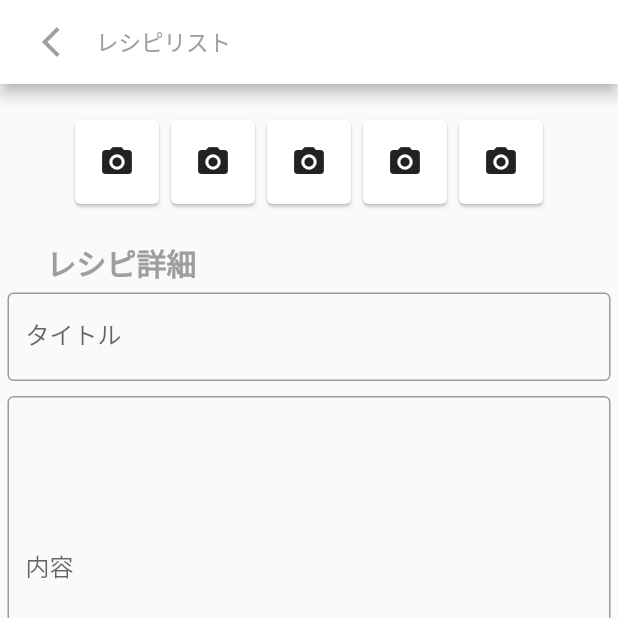
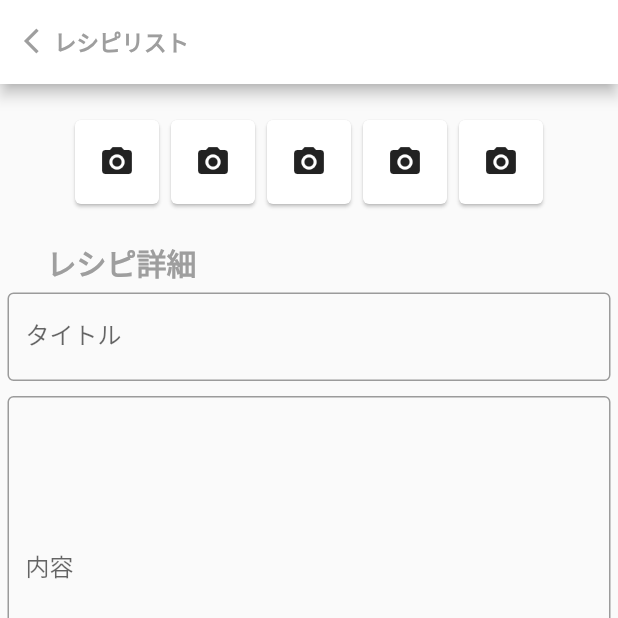
Before and after one commit to CodeWizardKK/recipe, a Flutter app: the screen it shows after launch, after a tap on the "create" icon, on a phone screen of 412 x 824 dp, the top half of it. Run offline on Flutter 3.47's test engine with Material 2 defaults, Android fonts, the phone set to English and light mode, and no system bars; our stand-ins replace camera; network calls fail.

Commit message:
[Fix]カメラ機能の修正

```diff
--- a/lib/main.dart
+++ b/lib/main.dart
@@ -1,9 +1,6 @@
 import 'package:flutter/material.dart';
 import 'package:provider/provider.dart';
-import 'package:recipe_app/page/edit/camera_app.dart';
-import 'package:recipe_app/page/list/recipi_list.dart';
-import 'package:recipe_app/page/edit/recipi_edit.dart';
-import 'package:recipe_app/page/root/list_edit_root.dart';
+import 'package:recipe_app/page/root/factory_list_edit.dart';
 import 'package:recipe_app/store/display_state.dart';
 
 void main() => runApp(MyApp());
@@ -20,7 +17,7 @@ class MyApp extends StatelessWidget {
         providers:[
           ChangeNotifierProvider<Display>(create: (_) => Display()),
         ],
-        child: ListEditRoot(),
+        child: FactoryListEdit(),
       )
     );
   }
--- /dev/null
+++ b/lib/page/edit/factory_edit.dart
@@ -0,0 +1,24 @@
+import 'package:flutter/cupertino.dart';
+import 'package:flutter/material.dart';
+import 'package:provider/provider.dart';
+import 'package:recipe_app/store/display_state.dart';
+import 'package:recipe_app/page/edit/recipi_edit.dart';
+import 'package:recipe_app/page/edit/camera_app.dart';
+
+class FactoryEdit extends StatelessWidget{
+
+//  var editPages = <Widget>[RecipiEdit(),CameraApp()];
+
+
+  @override
+  Widget build(BuildContext context) {
+    return Consumer<Display>(
+      builder: (context,Display,_){
+        if(Display.isCamera){
+          return CameraApp();
+        }
+        return RecipiEdit();
+      },
+    );
+  }
+}
--- a/lib/page/edit/recipi_edit.dart
+++ b/lib/page/edit/recipi_edit.dart
@@ -1,4 +1,3 @@
-import 'dart:async';
 import 'dart:io';
 
 import 'package:flutter/cupertino.dart';
@@ -16,14 +15,6 @@ class _RecipiEditState extends State<RecipiEdit>{
 
   final _formKey = new GlobalKey<FormState>();
 
-  var images = [
-    {'no':1,'path':''},
-    {'no':2,'path':''},
-    {'no':3,'path':''},
-    {'no':4,'path':''},
-    {'no':5,'path':''},
-  ];
-
   String _title;
   String _body;
 
@@ -37,10 +28,6 @@ class _RecipiEditState extends State<RecipiEdit>{
 
   void onList(){
     Provider.of<Display>(context, listen: false).setState(0);
-  }
-
-  void onCamera(){
-    Provider.of<Display>(context, listen: false).setState(2);
   }
 
   //入力チェック
@@ -65,6 +52,25 @@ class _RecipiEditState extends State<RecipiEdit>{
     }
   }
 
+  //画像一覧にて表示されている画像アイコンの押下時処理
+  void clickImage(image){
+    var selectNo = image['no'];
+    var selectIndex = selectNo -1;
+    var selecedImage = image;
+    var imageTap = true;
+    Provider.of<Display>(context, listen: false).setSelectImage(selectIndex, selecedImage, imageTap);
+    Provider.of<Display>(context, listen: false).setCamera();
+  }
+
+  //画像一覧にて表示されているカメラアイコンの押下時処理
+  void onCamera(){
+    //clickImage時に取得していた選択した画像情報をresetする
+    Provider.of<Display>(context, listen: false).resetSelectImage();
+    //カメラ起動
+    Provider.of<Display>(context, listen: false).setCamera();
+  }
+
+
 
   @override
   Widget build(BuildContext context) {
@@ -72,25 +78,34 @@ class _RecipiEditState extends State<RecipiEdit>{
     return Scaffold(
       appBar: AppBar(
         backgroundColor: Colors.white,
-        title:Row(
-          mainAxisAlignment: MainAxisAlignment.start,
-          children: <Widget>[
-            IconButton(
-              icon: Icon(
-                Icons.arrow_back_ios,
+        title:
+            InkWell(
+              child:
+              RichText(
+                text: TextSpan(
+                  style: Theme.of(context).textTheme.bodyText1,
+                  children: [
+                    WidgetSpan(
+//                      child:
+//                      Padding(
+//                        padding: const EdgeInsets.symmetric(horizontal: 2.0),
+                        child: Icon(Icons.arrow_back_ios,color: Colors.grey,size: 20,),
+//                      ),
+                    ),
+                    TextSpan(text: 'レシピリスト',
+                            style:
+                              TextStyle(
                                 color: Colors.grey,
+                                fontSize: 15,
+                                fontWeight: FontWeight.bold
+                              )
                     ),
-              onPressed: () {
+                  ],
+                ),
+              ),
+              onTap: (){
                 onList();
               },
-            ),
-            Text('レシピリスト',
-              style: TextStyle(
-                  color: Colors.grey,
-                  fontSize: 15
-              ),
-            ),
-          ],
             )
       ),
       body: showForm(),
@@ -118,24 +133,25 @@ class _RecipiEditState extends State<RecipiEdit>{
   }
 
   Widget imageArea(){
+    return Consumer<Display>(
+        builder: (context,Display,_){
           return Container(
             padding: EdgeInsets.all(20),
             child:Row(
               mainAxisAlignment: MainAxisAlignment.center,
               children: <Widget>[
-        for(var image in images)
+                for(var image in Display.images)
                   SizedBox(
                     child:
                     image['path'] == ''
                         ? InkWell(child: Card(color: Colors.white,child:Icon(Icons.camera_alt,)),
                       onTap: (){
-                            print('cameraiconClick!!');
                         onCamera();
                       },
                     )
-                : InkWell(child: Image.network(image['path']),
+                        : InkWell(child: Image.file(File(image['path'])),
                       onTap: (){
-                            print('imageClick!!');
+                        clickImage(image);
                       },
                     ) ,
                     width: 64.0,
@@ -143,6 +159,8 @@ class _RecipiEditState extends State<RecipiEdit>{
                   ),
               ],
             ),
+          );
+        }
     );
   }
 
--- a/lib/page/list/recipi_list.dart
+++ b/lib/page/list/recipi_list.dart
@@ -12,7 +12,8 @@ class RecipiList extends StatefulWidget{
 class _RecipiListState extends State<RecipiList>{
 
   //url
-  final String url = "https://reqres.in/api/users?page=2";
+//  final String url = "https://reqres.in/api/users?page=2";
+  final String url = "";
 
   //リスト表示するdata
   List data;
@@ -54,11 +55,13 @@ class _RecipiListState extends State<RecipiList>{
     // TODO: implement build
     return Scaffold(
       appBar: AppBar(
-        title: Text('レシピリスト',
-          style: TextStyle(
-              color: Colors.grey,
-              fontSize: 25
-
+        title: Center(
+          child: Text('レシピリスト',
+            style: TextStyle(
+                color: Colors.black,
+                fontSize: 25,
+                fontWeight: FontWeight.bold
+            ),
           ),
         ),
         backgroundColor: Colors.white,
--- a/lib/page/root/list_edit_root.dart
+++ b/lib/page/root/factory_list_edit.dart
@@ -3,12 +3,11 @@ import 'package:flutter/material.dart';
 import 'package:provider/provider.dart';
 import 'package:recipe_app/store/display_state.dart';
 import 'package:recipe_app/page/list/recipi_list.dart';
-import 'package:recipe_app/page/edit/recipi_edit.dart';
-import 'package:recipe_app/page/edit/camera_app.dart';
+import 'package:recipe_app/page/edit/factory_edit.dart';
 
-class ListEditRoot extends StatelessWidget{
+class FactoryListEdit extends StatelessWidget{
 
-  var rootPage = <Widget>[RecipiList(),RecipiEdit(),CameraApp()];
+  var rootPage = <Widget>[RecipiList(),FactoryEdit()];
 
 
   @override
--- a/lib/store/display_state.dart
+++ b/lib/store/display_state.dart
@@ -2,9 +2,22 @@ import 'package:flutter/cupertino.dart';
 
 //表示ステータスの状態クラス
 class Display with ChangeNotifier{
-  var state = 0; // 0:一覧 1:編集 2:カメラ起動 9:error
-  var id = -1; //-1:新規 1以上:更新
-  var cameraStartUp = false;
+  var state = 0;        // 0 :一覧 1:編集 9:エラー
+  var id = -1;          // -1:新規 1以上:更新
+  var isCamera = false; // true:カメラ起動状態 //false:カメラ未起動状態
+  var images = [
+    {'no':1,'path':''},
+    {'no':2,'path':''},
+    {'no':3,'path':''},
+    {'no':4,'path':''},
+    {'no':5,'path':''},
+  ];
+  var selectImage = { //編集画面より選択した画像情報を格納
+    'index':-1,
+    'item':{},
+    'tap':false,
+  };
+
 
   void setState(state){
     this.state = state;
@@ -23,4 +36,39 @@ class Display with ChangeNotifier{
   int getId(){
     return this.id;
   }
+
+  void setCamera(){
+    this.isCamera = !isCamera;
+    notifyListeners();
+  }
+
+  bool getCamera(){
+    return this.isCamera;
+  }
+
+  void setImages(images){
+    for(var i=0; i < images.length; i++){
+      this.images[i]['path'] = images[i]['path'];
+    }
+  }
+
+  List<Map<String,Object>> getImages(){
+    return this.images;
+  }
+
+  void setSelectImage(index,item,tap){
+    this.selectImage['index'] = index;
+    this.selectImage['item'] = item;
+    this.selectImage['tap'] = tap;
+  }
+
+  void resetSelectImage(){
+    this.selectImage['index'] = -1;
+    this.selectImage['item'] = {};
+    this.selectImage['tap'] = false;
+  }
+
+  Map<String,Object> getSelectImage(){
+    return this.selectImage;
+  }
 }
```
Also changed, not shown: lib/page/edit/camera_app.dart (+76 -29 lines). Lines whose indentation alone changed are shown as unchanged.
